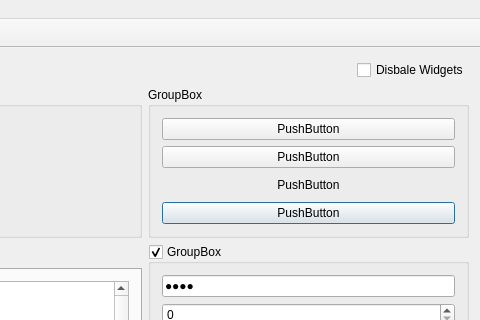
First picture: the form in examples/mainwindow.ui, repository gmarull/qtmodern, before the edit; both pictures show x 190 to 670 and y 0 to 320 of the 670 by 559 pixel window.
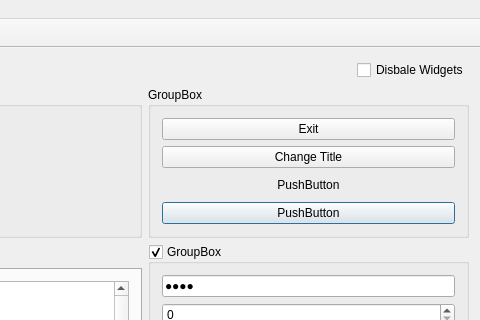
Second picture: the form after the edit. The open tabs and pages were chosen to show the change.

Commit message: expose a reference to the ModernWindow directly on the "child". Add some explanations to the example app.

What changed in the file:
```diff
--- a/examples/mainwindow.ui
+++ b/examples/mainwindow.ui
@@ -132,14 +132,14 @@
        <item>
         <widget class="QPushButton" name="pushButton">
          <property name="text">
-          <string>PushButton</string>
+          <string>Exit</string>
          </property>
         </widget>
        </item>
        <item>
         <widget class="QPushButton" name="pushButton_2">
          <property name="text">
-          <string>PushButton</string>
+          <string>Change Title</string>
          </property>
          <property name="checkable">
           <bool>true</bool>
```
Left out of the diff: 6 changed lines with no effect on the pictures. The commit also changes 2 other files.
